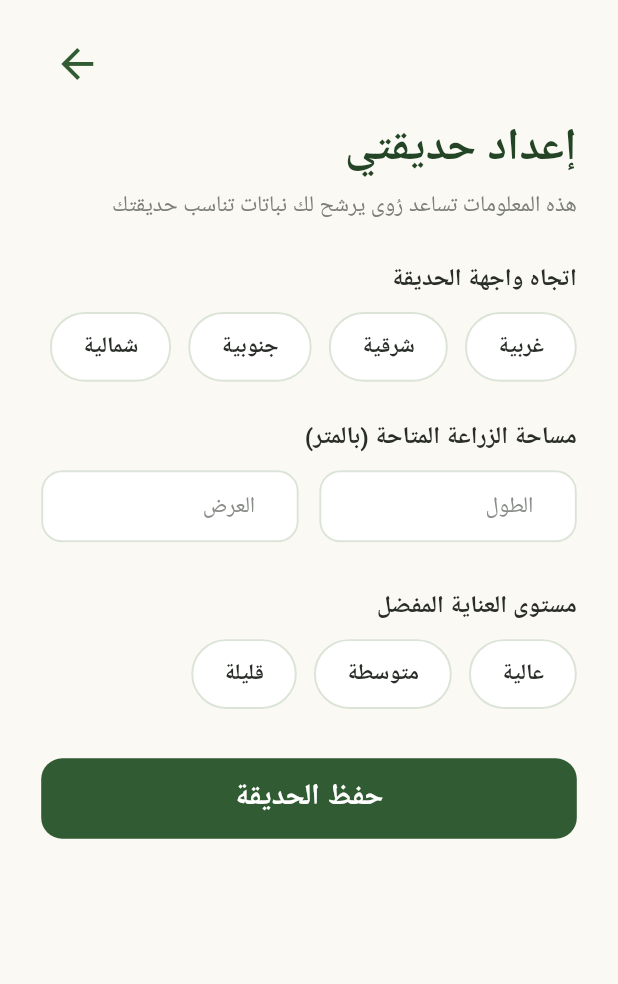
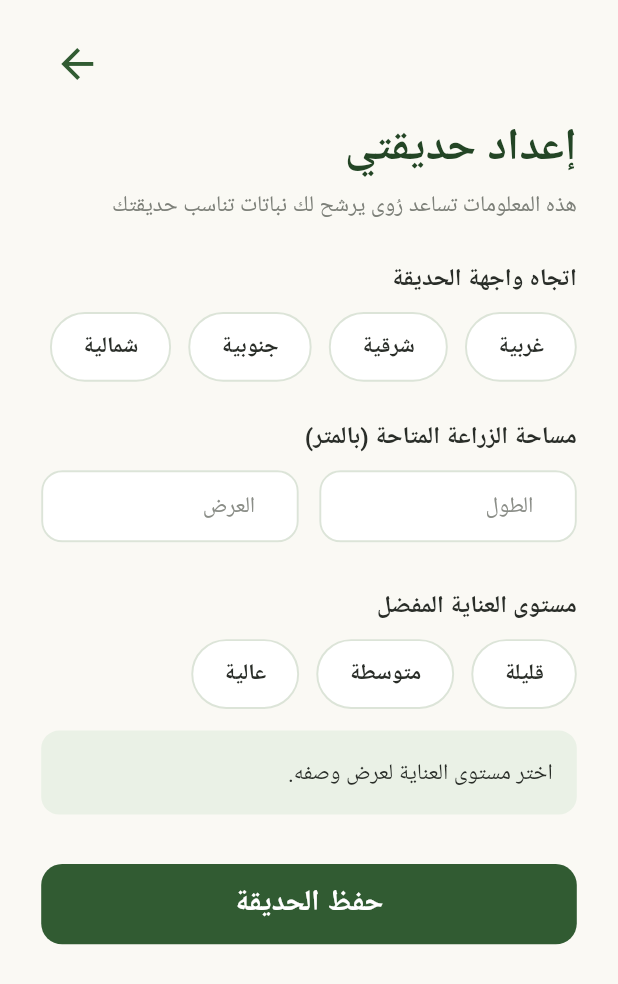
Before and after one commit to AmaniOun/2026-GP1-20, a Flutter app: the SetupGardenScreen screen opened directly, on a phone screen of 412 x 824 dp. Shown: the top 984 px of the screen. Run offline on Flutter 3.47's test engine with Material 3 defaults, Android fonts, the phone set to English and light mode, and no system bars; our stand-ins replace cloud_firestore, cloud_functions, firebase_auth, firebase_core, geolocator, google_fonts; missing offline and left inert: firebase_app_check; accounts and stored records are empty; Roboto replaces fonts that are missing (Cairo).

Commit message:
Update care level UI in setup and use gender-neutral wording

```diff
--- a/lib/screens/my_garden_screen.dart
+++ b/lib/screens/my_garden_screen.dart
@@ -347,7 +347,7 @@ class _MyGardenScreenState extends State<MyGardenScreen> {
             ),
             SizedBox(height: 16 * scaleY),
             Text(
-              'ما أعددتي بيانات حديقتك بعد',
+              'لم يتم إعداد بيانات حديقتك بعد',
               textDirection: TextDirection.rtl,
               textAlign: TextAlign.center,
               style: GoogleFonts.cairo(
@@ -358,7 +358,7 @@ class _MyGardenScreenState extends State<MyGardenScreen> {
             ),
             SizedBox(height: 6 * scaleY),
             Text(
-              'أضيفي اتجاه الواجهة ومساحة الزراعة لتحصلي على توصيات مناسبة',
+              'أضف اتجاه الواجهة ومساحة الزراعة للحصول على توصيات مناسبة',
               textDirection: TextDirection.rtl,
               textAlign: TextAlign.center,
               style: GoogleFonts.cairo(
--- a/lib/screens/setup_garden_screen.dart
+++ b/lib/screens/setup_garden_screen.dart
@@ -596,14 +596,12 @@ class _SetupGardenScreenState
                     runSpacing:
                         10 * scaleY,
                     children:
-                        CareLevel.values.map(
-                      (level) {
+CareLevel.values.reversed.map(                      (level) {
                         final isSelected =
                             selectedCareLevel ==
                                 level;
                       return _choiceChip(
                          label: level.arabicLabel,
-                         tooltip: _careDescription(level),
                           selected: isSelected,
                           scaleX:
                               scaleX,
@@ -617,6 +615,27 @@ class _SetupGardenScreenState
                         );
                       },
                     ).toList(),
+                  ),
+                  SizedBox(height: 14 * scaleY),
+                  // وصف مستوى العناية المختار
+                  Container(
+                    width: double.infinity,
+                    padding: EdgeInsets.all(14 * scaleX),
+                    decoration: BoxDecoration(
+                      color: const Color(0xFFEAF1E6),
+                      borderRadius: BorderRadius.circular(12),
+                    ),
+                    child: Text(
+                      selectedCareLevel == null
+                          ? 'اختر مستوى العناية لعرض وصفه.'
+                          : _careDescription(selectedCareLevel!),
+                      textDirection: TextDirection.rtl,
+                      style: GoogleFonts.cairo(
+                        color: const Color(0xFF292D28),
+                        fontSize: 13 * scaleX,
+                        height: 1.6,
+                      ),
+                    ),
                   ),
                   SizedBox(
                     height:
```
